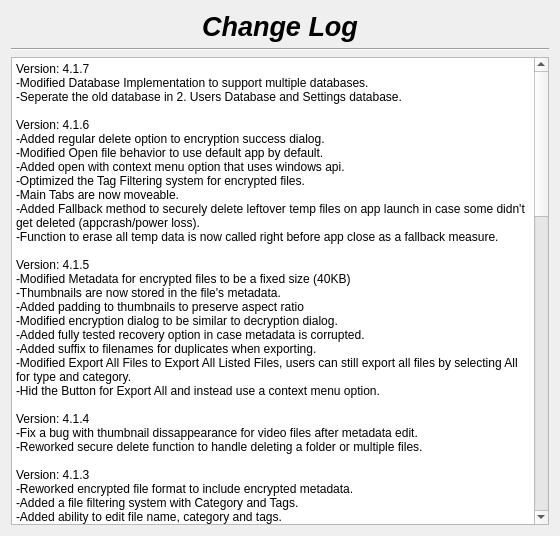
First picture: the form in changelog.ui, repository therealMaPMaKeR/MMDiary, before the edit.
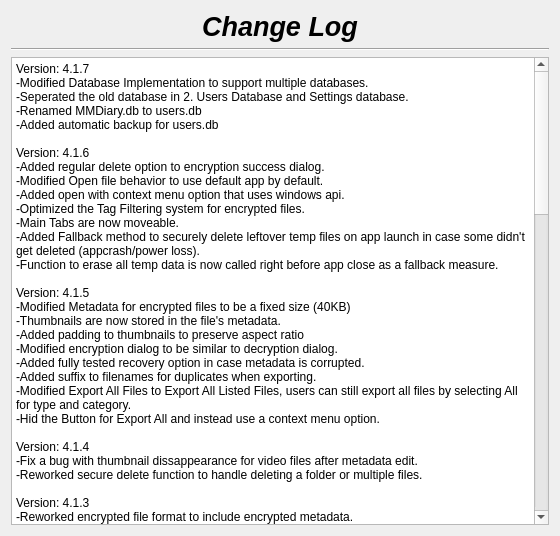
Second picture: the form after the edit.

Commit message:
automatic backup of users.db
also renamed mmdiary.db to users.db with automatic migration.

```diff
--- a/changelog.ui
+++ b/changelog.ui
@@ -55,7 +55,7 @@
 li.unchecked::marker { content: &quot;\2610&quot;; }
 li.checked::marker { content: &quot;\2612&quot;; }
 &lt;/style&gt;&lt;/head&gt;&lt;body style=&quot; font-family:'Segoe UI'; font-size:9pt; font-weight:400; font-style:normal;&quot;&gt;
-&lt;p style=&quot; margin-top:0px; margin-bottom:0px; margin-left:0px; margin-right:0px; -qt-block-indent:0; text-indent:0px;&quot;&gt;Version: 4.1.7&lt;br /&gt;-Modified Database Implementation to support multiple databases.&lt;br /&gt;-Seperate the old database in 2. Users Database and Settings database.&lt;/p&gt;
+&lt;p style=&quot; margin-top:0px; margin-bottom:0px; margin-left:0px; margin-right:0px; -qt-block-indent:0; text-indent:0px;&quot;&gt;Version: 4.1.7&lt;br /&gt;-Modified Database Implementation to support multiple databases.&lt;br /&gt;-Seperated the old database in 2. Users Database and Settings database.&lt;br /&gt;-Renamed MMDiary.db to users.db&lt;br /&gt;-Added automatic backup for users.db&lt;/p&gt;
 &lt;p style=&quot;-qt-paragraph-type:empty; margin-top:0px; margin-bottom:0px; margin-left:0px; margin-right:0px; -qt-block-indent:0; text-indent:0px;&quot;&gt;&lt;br /&gt;&lt;/p&gt;
 &lt;p style=&quot; margin-top:0px; margin-bottom:0px; margin-left:0px; margin-right:0px; -qt-block-indent:0; text-indent:0px;&quot;&gt;Version: 4.1.6&lt;br /&gt;-Added regular delete option to encryption success dialog.&lt;br /&gt;-Modified Open file behavior to use default app by default.&lt;br /&gt;-Added open with context menu option that uses windows api.&lt;/p&gt;
 &lt;p style=&quot; margin-top:0px; margin-bottom:0px; margin-left:0px; margin-right:0px; -qt-block-indent:0; text-indent:0px;&quot;&gt;-Optimized the Tag Filtering system for encrypted files.&lt;/p&gt;
```
The commit also changes 3 other files.
